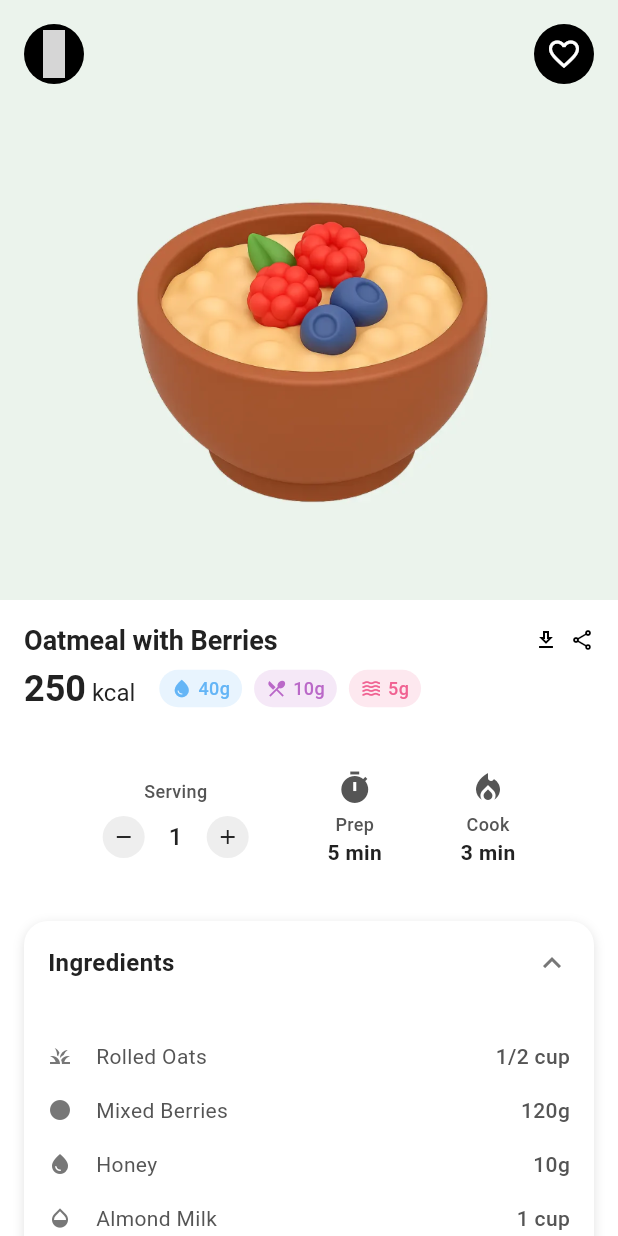
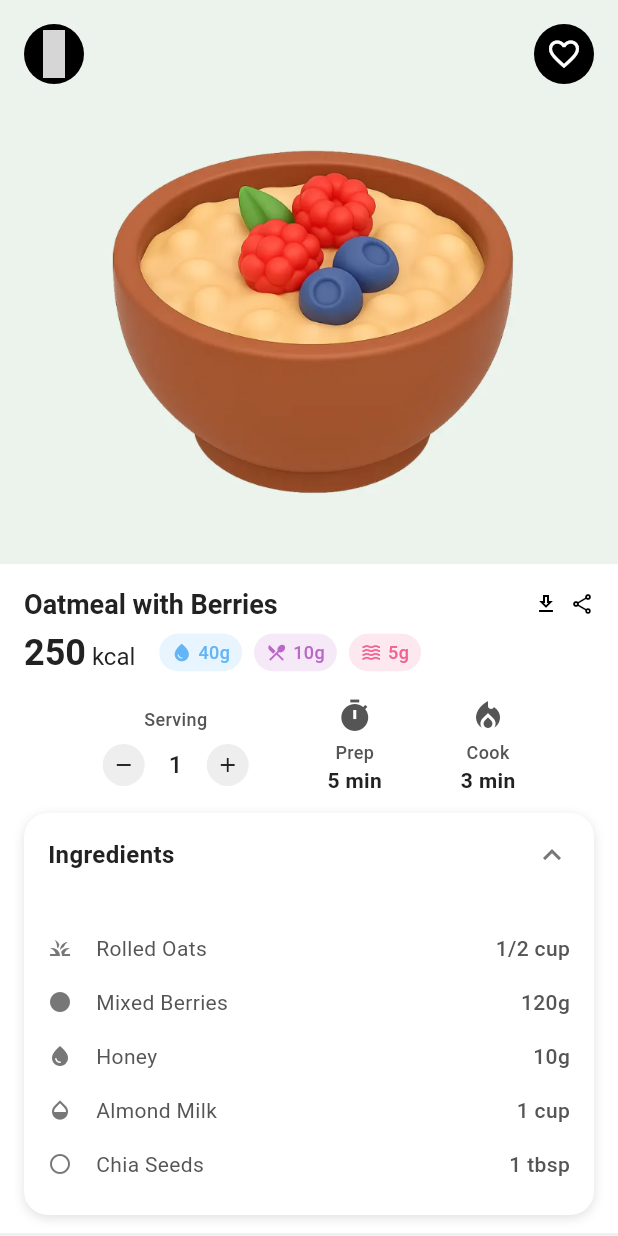
Before and after one commit to mukilan1/Ui_Yuvilabs, a Flutter app: the MealDetailPage screen opened by its route, on a phone screen of 412 x 824 dp. Run offline on Flutter 3.47's test engine with Material 3 defaults, Android fonts, the phone set to English and light mode, and no system bars; our stand-ins replace flutter_material_design_icons; Roboto replaces fonts that are missing (Nunito); grey boxes are pictures that could not be loaded.

Commit message:
Refine meal detail layout and image sizing
Removed extra vertical spacing between sections in the meal detail screen, adjusted the top bar padding for better alignment, and increased the food image size for improved visual emphasis.

```diff
--- a/health_diet_app/lib/screens/meal_detail.dart
+++ b/health_diet_app/lib/screens/meal_detail.dart
@@ -36,17 +36,13 @@ class _MealDetailPageState extends State<MealDetailPage> {
           child: Column(
             children: [
               _buildTopBar(),
-              const SizedBox(height: AppConstants.spacingLarge),
               _buildFoodImage(),
-              const SizedBox(height: AppConstants.spacingLarge),
               Container(
                 color: Colors.white,
                 child: Column(
                   children: [
                     _buildMealInfoContent(meal),
-                    const SizedBox(height: AppConstants.spacingLarge),
                     _buildServingAndPreparationContent(),
-                    const SizedBox(height: AppConstants.spacingLarge),
                     _buildIngredientsSectionContent(),
                   ],
                 ),
@@ -61,7 +57,7 @@ class _MealDetailPageState extends State<MealDetailPage> {
 
   Widget _buildTopBar() {
     return Padding(
-      padding: const EdgeInsets.all(AppConstants.paddingMedium),
+      padding: const EdgeInsets.only(left: 16.0, top: 16.0, right: 16.0),
       child: Row(
         mainAxisAlignment: MainAxisAlignment.spaceBetween,
         children: [
@@ -112,8 +108,8 @@ class _MealDetailPageState extends State<MealDetailPage> {
     return Center(
       child: Image.asset(
         'assets/Food_Bowl.png',
-        width: AppConstants.foodImageLarge * 1.4,
-        height: AppConstants.foodImageLarge * 1.4,
+        width: AppConstants.foodImageLarge * 1.6,
+        height: AppConstants.foodImageLarge * 1.6,
         fit: BoxFit.contain,
       ),
     );
```
